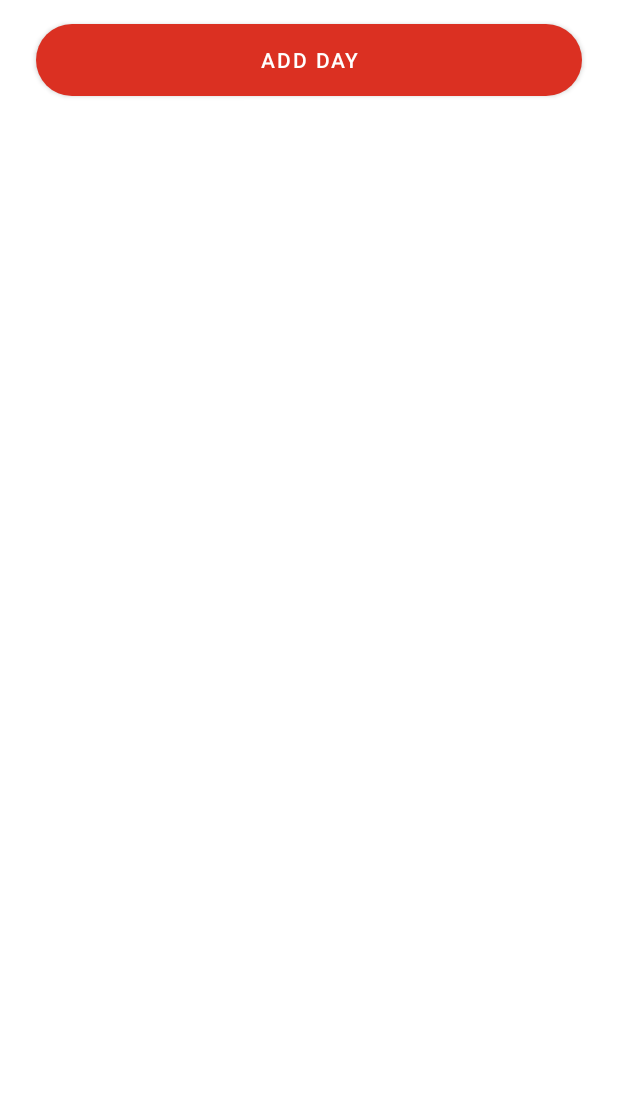
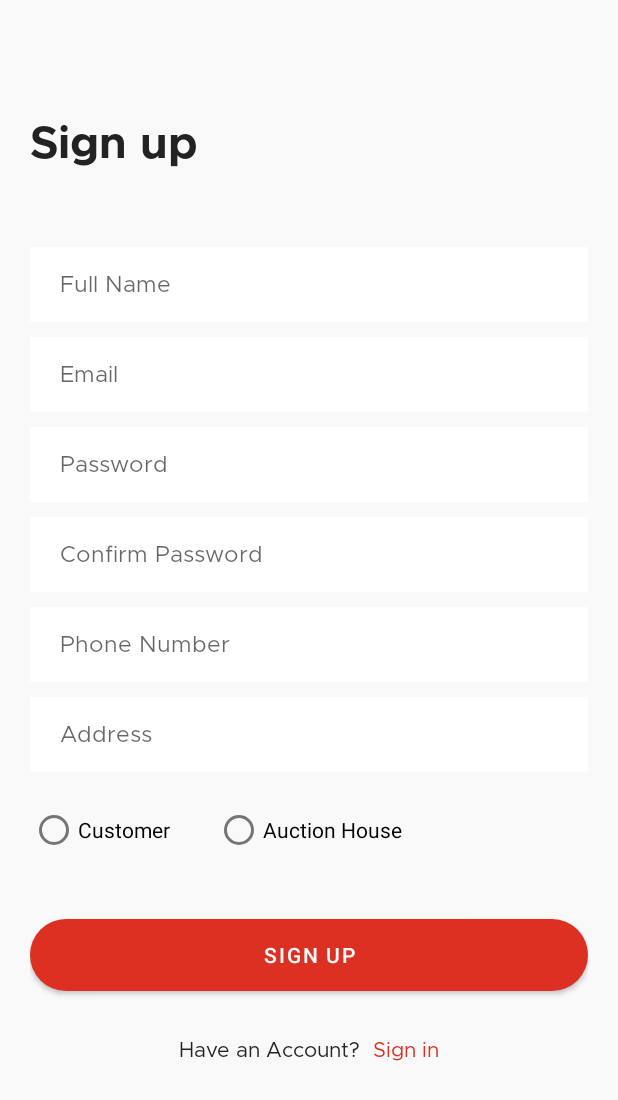
Before and after one commit to TomatoRage/House-Auction, an Android app: the fragment AuctionDaysListFragment placed in its activity, after a tap on "ADD DAY", on a phone screen of 412 x 824 dp. Shown: the top 1100 px of the screen. Run offline under Robolectric (Android 15) with nearby library versions, the phone set to English and light mode, and no system bars; our stand-ins replace Firebase (no records; nobody signed in at launch, a user with empty details on screens opened directly); 5 statements that could not run were skipped.

Commit message:
Added Sign Out for house + started with create day activity

```diff
--- a/app/src/main/AndroidManifest.xml
+++ b/app/src/main/AndroidManifest.xml
@@ -22,7 +22,7 @@
         <activity android:name=".LoginActivity" />
         <activity android:name=".SignUpActivity" />
         <activity android:name=".HouseActivity" />
-
+        <activity android:name=".CreateDayActivity" />
     </application>
 
 </manifest>
--- /dev/null
+++ b/app/src/main/java/com/example/auctionhouseapp/CreateDayActivity.kt
@@ -0,0 +1,16 @@
+package com.example.auctionhouseapp
+
+import androidx.appcompat.app.AppCompatActivity
+import android.os.Bundle
+
+class CreateDayActivity : AppCompatActivity() {
+
+    lateinit var HouseID:String
+
+    override fun onCreate(savedInstanceState: Bundle?) {
+        super.onCreate(savedInstanceState)
+        setContentView(R.layout.activity_create_day)
+
+       HouseID = intent.getStringExtra("House")!!
+    }
+}
--- a/app/src/main/java/com/example/auctionhouseapp/HouseActivity.kt
+++ b/app/src/main/java/com/example/auctionhouseapp/HouseActivity.kt
@@ -1,8 +1,10 @@
 package com.example.auctionhouseapp
 
+import android.content.Intent
 import androidx.appcompat.app.AppCompatActivity
 import android.os.Bundle
 import android.widget.Button
+import com.example.auctionhouseapp.Utils.FirebaseUtils
 import com.google.firebase.auth.ktx.auth
 import com.google.firebase.ktx.Firebase
 
@@ -24,9 +26,18 @@ class HouseActivity : AppCompatActivity() {
         }
 
         findViewById<Button>(R.id.btn_add_day).setOnClickListener {
-            //TODO: Navigate to add day screen
+            val intent = Intent(applicationContext, CreateDayActivity::class.java)
+            intent.putExtra("House", House.GetUID())
+            startActivity(intent)
+            finish()
         }
 
+        findViewById<Button>(R.id.btn_sign_out).setOnClickListener {
+            FirebaseUtils.firebaseAuth.signOut()
+            val intent = Intent(applicationContext, LoginActivity::class.java)
+            startActivity(intent)
+            finish()
+        }
 
     }
 
--- a/app/src/main/java/com/example/auctionhouseapp/LoginActivity.kt
+++ b/app/src/main/java/com/example/auctionhouseapp/LoginActivity.kt
@@ -185,7 +185,7 @@ class LoginActivity : AppCompatActivity() {
                             startActivity(intent)
                             finish()
                         } else {
-                            val intent = Intent(applicationContext, HouseActivity::class.java) // TODO: UPDATE ACTIVITY
+                            val intent = Intent(applicationContext, HouseActivity::class.java)
                             startActivity(intent)
                             finish()
                         }
--- a/app/src/main/java/com/example/auctionhouseapp/User.kt
+++ b/app/src/main/java/com/example/auctionhouseapp/User.kt
@@ -30,7 +30,7 @@ open class User {
             return
         Name = Data[Constants.USER_NAME] as String
         Email = Data[Constants.USER_EMAIL] as String
-        Type = UserType.getByValue((Data[Constants.USER_TYPE] as Int))
+        Type = UserType.getByValue((Data[Constants.USER_TYPE] as Long).toInt())
         PhoneNumber = Data[Constants.USER_PHONE] as String
         Location = Data[Constants.USER_ADDR] as String
         UserID = Data[Constants.USERID] as String
--- a/app/src/main/res/layout/activity_auctionhouse.xml
+++ b/app/src/main/res/layout/activity_auctionhouse.xml
@@ -12,13 +12,30 @@
         android:layout_height="wrap_content"
         android:layout_marginStart="24dp"
         android:layout_marginTop="16dp"
-        android:layout_marginEnd="24dp"
+        android:layout_marginEnd="16dp"
         android:background="@drawable/btn_bg"
         android:elevation="10dp"
         android:text="Add Day"
         android:textColor="@color/white"
+        app:layout_constraintEnd_toStartOf="@+id/btn_sign_out"
+        app:layout_constraintHorizontal_bias="0.5"
+        app:layout_constraintStart_toStartOf="parent"
+        app:layout_constraintTop_toTopOf="parent" />
+
+    <Button
+        android:id="@+id/btn_sign_out"
+        android:layout_width="0dp"
+        android:layout_height="wrap_content"
+        android:layout_marginStart="16dp"
+        android:layout_marginTop="16dp"
+        android:layout_marginEnd="24dp"
+        android:background="@drawable/btn_bg"
+        android:elevation="10dp"
+        android:text="Sign Out"
+        android:textColor="@color/white"
         app:layout_constraintEnd_toEndOf="parent"
-        app:layout_constraintStart_toStartOf="parent"
+        app:layout_constraintHorizontal_bias="0.5"
+        app:layout_constraintStart_toEndOf="@+id/btn_add_day"
         app:layout_constraintTop_toTopOf="parent" />
 
     <androidx.fragment.app.FragmentContainerView
--- /dev/null
+++ b/app/src/main/res/layout/activity_create_day.xml
@@ -0,0 +1,193 @@
+<?xml version="1.0" encoding="utf-8"?>
+<androidx.constraintlayout.widget.ConstraintLayout xmlns:android="http://schemas.android.com/apk/res/android"
+    xmlns:app="http://schemas.android.com/apk/res-auto"
+    xmlns:tools="http://schemas.android.com/tools"
+    android:layout_width="match_parent"
+    android:layout_height="match_parent"
+    android:background="@color/background"
+    tools:context=".CreateDayActivity">
+
+
+    <TextView
+        android:id="@+id/textView2"
+        android:layout_width="match_parent"
+        android:layout_height="wrap_content"
+        android:layout_marginLeft="20dp"
+        android:layout_marginTop="75dp"
+        android:fontFamily="@font/metropolis_bold"
+        android:text="Sign up"
+        android:textColor="@color/mainText"
+        android:textSize="30sp"
+        app:layout_constraintStart_toStartOf="parent"
+        app:layout_constraintTop_toTopOf="parent" />
+
+
+    <LinearLayout
+        android:orientation="vertical"
+        android:layout_marginLeft="20dp"
+        android:layout_marginRight="20dp"
+        android:layout_marginTop="50dp"
+        android:layout_width="match_parent"
+        android:layout_height="wrap_content"
+        app:layout_constraintTop_toBottomOf="@+id/textView2">
+        <EditText
+            android:id="@+id/nameEt_signUpPage"
+            android:layout_width="match_parent"
+            android:layout_height="50dp"
+            android:textSize="15sp"
+            android:paddingLeft="20dp"
+            android:drawableRight="@null"
+            android:paddingRight="20dp"
+            android:textColor="@color/mainText"
+            android:background="@drawable/edit_text_bg"
+            android:fontFamily="@font/metropolis_regular"
+            android:hint="Full Name"
+            android:inputType="textPersonName"
+            android:maxLines="1" />
+        <EditText
+            android:layout_marginTop="10dp"
+            android:id="@+id/emailEt_signUpPage"
+            android:layout_width="match_parent"
+            android:layout_height="50dp"
+            android:textSize="15sp"
+            android:paddingLeft="20dp"
+            android:drawableRight="@null"
+            android:paddingRight="20dp"
+            android:textColor="@color/mainText"
+            android:background="@drawable/edit_text_bg"
+            android:fontFamily="@font/metropolis_regular"
+            android:hint="Email"
+            android:inputType="textEmailAddress"
+            android:maxLines="1" />
+
+        <EditText
+            android:layout_marginTop="10dp"
+            android:id="@+id/PassEt_signUpPage"
+            android:layout_width="match_parent"
+            android:layout_height="50dp"
+            android:textSize="15sp"
+            android:textColor="@color/mainText"
+            android:drawableRight="@null"
+            android:paddingRight="20dp"
+            android:paddingLeft="20dp"
+            android:background="@drawable/edit_text_bg"
+            android:fontFamily="@font/metropolis_regular"
+            android:hint="Password"
+            android:inputType="textPassword"
+            android:maxLines="1" />
+        <EditText
+            android:layout_marginTop="10dp"
+            android:id="@+id/cPassEt_signUpPage"
+            android:layout_width="match_parent"
+            android:layout_height="50dp"
+            android:textSize="15sp"
+            android:textColor="@color/mainText"
+            android:drawableRight="@null"
+            android:paddingRight="20dp"
+            android:paddingLeft="20dp"
+            android:background="@drawable/edit_text_bg"
+            android:fontFamily="@font/metropolis_regular"
+            android:hint="Confirm Password"
+            android:inputType="textPassword"
+            android:maxLines="1" />
+
+        <EditText
+            android:layout_marginTop="10dp"
+            android:id="@+id/phoneNoEt_signUpPage"
+            android:layout_width="match_parent"
+            android:layout_height="50dp"
+            android:textSize="15sp"
+            android:textColor="@color/mainText"
+            android:drawableRight="@null"
+            android:paddingRight="20dp"
+            android:paddingLeft="20dp"
+            android:background="@drawable/edit_text_bg"
+            android:fontFamily="@font/metropolis_regular"
+            android:hint="Phone Number"
+            android:inputType= "phone"
+            android:maxLines="1" />
+
+        <EditText
+            android:layout_marginTop="10dp"
+            android:id="@+id/addressEt_signUpPage"
+            android:layout_width="match_parent"
+            android:layout_height="50dp"
+            android:textSize="15sp"
+            android:textColor="@color/mainText"
+            android:drawableRight="@null"
+            android:paddingRight="20dp"
+            android:paddingLeft="20dp"
+            android:background="@drawable/edit_text_bg"
+            android:fontFamily="@font/metropolis_regular"
+            android:hint="Address"
+            android:inputType="text"
+            android:maxLines="1" />
+
+        <RadioGroup
+            android:id="@+id/radioGroup"
+            android:layout_width="wrap_content"
+            android:layout_height="wrap_content"
+            android:layout_alignParentTop="true"
+            android:orientation="horizontal"
+            android:paddingRight="20dp"
+            android:layout_marginTop="0dp"
+            android:gravity="center">
+
+            <RadioButton
+                android:id="@+id/customer"
+                android:layout_width="match_parent"
+                android:layout_height="wrap_content"
+                android:layout_marginTop="10dp"
+                android:text="Customer" />
+
+            <RadioButton
+                android:id="@+id/auction_house"
+                android:layout_width="match_parent"
+                android:layout_height="wrap_content"
+                android:layout_marginLeft="30dp"
+                android:layout_marginTop="10dp"
+                android:text="Auction House" />
+
+        </RadioGroup>
+
+        <Button
+            android:id="@+id/signUpBtn_signUpPage"
+            android:layout_width="match_parent"
+            android:layout_height="wrap_content"
+            android:background="@drawable/btn_bg"
+            android:text="Sign Up"
+            android:textColor = "@color/white"
+            android:layout_marginTop="40dp"
+            android:elevation="10dp"
+            />
+
+
+        <LinearLayout
+            android:layout_marginTop="30dp"
+            android:gravity="center"
+            android:layout_width="match_parent"
+            android:layout_height="wrap_content">
+
+            <TextView
+                android:layout_width="wrap_content"
+                android:layout_height="wrap_content"
+                android:fontFamily="@font/metropolis_regular"
+                android:text="Have an Account? "
+                android:textColor="@color/mainText"
+                android:textSize="14sp"
+                />
+            <TextView
+                android:id="@+id/signInTv_signUpPage"
+                android:layout_width="wrap_content"
+                android:layout_height="wrap_content"
+                android:fontFamily="@font/metropolis_regular"
+                android:text=" Sign in"
+                android:textColor="@color/primary"
+                android:textSize="14sp"
+                />
+        </LinearLayout>
+
+    </LinearLayout>
+
+
+</androidx.constraintlayout.widget.ConstraintLayout>
--- a/build.gradle
+++ b/build.gradle
@@ -6,7 +6,7 @@ buildscript {
     }
     dependencies {
         classpath 'com.android.tools.build:gradle:7.2.2'
-        classpath "org.jetbrains.kotlin:kotlin-gradle-plugin:1.6.21"
+        classpath 'org.jetbrains.kotlin:kotlin-gradle-plugin:1.7.10'
         classpath 'com.google.gms:google-services:4.3.14'
 
         // NOTE: Do not place your application dependencies here; they belong
```
